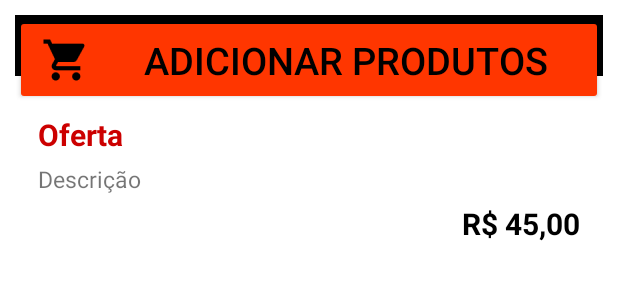
After one commit to victorsampaio/AppVarejoSeguros, an Android app: the layout activity_lista_ofertas.xml on its own in the app's theme, with its tools: preview values and no code run, on a phone screen of 412 x 824 dp. The commit adds this screen. Shown: the top 300 px of the screen. Run offline under Robolectric (Android 15) with nearby library versions, the phone set to English and light mode, and no system bars; network calls fail.

Commit message:
Criação da tela de lista de produtos, com os seus respectivos itens

```diff
--- a/VarejoSeguros/app/src/main/AndroidManifest.xml
+++ b/VarejoSeguros/app/src/main/AndroidManifest.xml
@@ -14,7 +14,8 @@
         android:roundIcon="@mipmap/ic_launcher_round"
         android:supportsRtl="true"
         android:theme="@style/Theme.VarejoSeguros">
-        <activity android:name=".activities.FormularioActivity"></activity>
+        <activity android:name=".activities.ListaOfertasActivity"></activity>
+        <activity android:name=".activities.FormularioActivity" />
         <activity android:name=".activities.LoginActivity">
             <intent-filter>
                 <action android:name="android.intent.action.MAIN" />
--- /dev/null
+++ b/VarejoSeguros/app/src/main/java/br/com/varejoseguros/api/response/OfertasResponse.java
@@ -0,0 +1,4 @@
+package br.com.varejoseguros.api.response;
+
+public class OfertasResponse {
+}
--- /dev/null
+++ b/VarejoSeguros/app/src/main/res/layout/activity_lista_ofertas.xml
@@ -0,0 +1,55 @@
+<?xml version="1.0" encoding="utf-8"?>
+<androidx.constraintlayout.widget.ConstraintLayout xmlns:android="http://schemas.android.com/apk/res/android"
+    xmlns:app="http://schemas.android.com/apk/res-auto"
+    android:layout_width="match_parent"
+    android:layout_height="match_parent"
+    xmlns:tools="http://schemas.android.com/tools"
+    android:padding="10dp">
+
+    <androidx.appcompat.widget.AppCompatButton
+        android:id="@+id/buttonAdicionarProdutos"
+        android:layout_width="match_parent"
+        android:layout_height="60dp"
+        android:backgroundTint="@color/buttom_finalizar"
+        android:onClick="adicionarCompra"
+        android:textSize="25sp"
+        android:text="@string/adicionar_produtos"
+        android:textColor="@android:color/black"
+        android:padding="10dp"
+        android:drawableStart="@mipmap/ic_final_shop"
+        app:layout_constraintTop_toTopOf="parent"
+        app:layout_constraintStart_toStartOf="parent"
+        app:layout_constraintEnd_toEndOf="parent"
+        />
+
+    <TextView
+        android:id="@+id/textItensQtd"
+        android:layout_width="match_parent"
+        android:layout_height="wrap_content"
+        android:padding="8dp"
+        android:text="@string/qtd_0"
+        android:textColor="@android:color/white"
+        android:background="@android:color/black"
+        android:textSize="18sp"
+        android:textStyle="bold"
+        android:gravity="center"
+        android:layout_marginTop="10dp"
+        app:layout_constraintTop_toBottomOf="@id/buttonFinalizar"
+        app:layout_constraintStart_toStartOf="parent"
+        app:layout_constraintEnd_toEndOf="parent"
+        />
+
+    <androidx.recyclerview.widget.RecyclerView
+        android:id="@+id/recycleListaOfertas"
+        android:layout_width="match_parent"
+        android:layout_height="0dp"
+        android:layout_marginTop="10dp"
+        tools:listitem="@layout/lista_item_ofertas"
+        android:orientation="vertical"
+        app:layout_constraintTop_toBottomOf="@id/textItensQtd"
+        app:layout_constraintStart_toStartOf="parent"
+        app:layout_constraintEnd_toEndOf="parent"
+        app:layout_constraintBottom_toBottomOf="parent"
+        />
+
+</androidx.constraintlayout.widget.ConstraintLayout>
--- /dev/null
+++ b/VarejoSeguros/app/src/main/res/layout/lista_item_ofertas.xml
@@ -0,0 +1,50 @@
+<?xml version="1.0" encoding="utf-8"?>
+<androidx.constraintlayout.widget.ConstraintLayout
+    xmlns:android="http://schemas.android.com/apk/res/android"
+    android:layout_width="match_parent"
+    android:layout_height="match_parent"
+    android:padding="10dp"
+    xmlns:app="http://schemas.android.com/apk/res-auto">
+
+    <TextView
+        android:id="@+id/textNomeOferta"
+        android:layout_width="match_parent"
+        android:layout_height="wrap_content"
+        android:layout_margin="5dp"
+        android:text="@string/oferta"
+        android:textColor="@android:color/holo_red_dark"
+        android:textSize="20sp"
+        android:textStyle="bold"
+        app:layout_constraintTop_toTopOf="parent"
+        app:layout_constraintStart_toStartOf="parent"
+        app:layout_constraintEnd_toEndOf="parent"
+        />
+
+    <TextView
+        android:id="@+id/textDescricaoOferta"
+        android:layout_width="match_parent"
+        android:layout_height="wrap_content"
+        android:layout_margin="5dp"
+        android:text="@string/descricao"
+        android:textSize="15sp"
+        app:layout_constraintTop_toBottomOf="@id/textNomeOferta"
+        app:layout_constraintStart_toStartOf="parent"
+        app:layout_constraintEnd_toEndOf="parent"
+        />
+
+    <TextView
+        android:id="@+id/textPrecoOferta"
+        android:layout_width="wrap_content"
+        android:layout_height="wrap_content"
+        android:layout_margin="5dp"
+        android:layout_weight="1"
+        android:gravity="start"
+        android:text="R$ 45,00"
+        android:textColor="@android:color/black"
+        android:textSize="20sp"
+        android:textStyle="bold"
+        app:layout_constraintTop_toBottomOf="@id/textDescricaoOferta"
+        app:layout_constraintEnd_toEndOf="parent"
+        />
+
+</androidx.constraintlayout.widget.ConstraintLayout>
--- a/VarejoSeguros/app/src/main/res/values/colors.xml
+++ b/VarejoSeguros/app/src/main/res/values/colors.xml
@@ -7,4 +7,8 @@
     <color name="teal_700">#FF018786</color>
     <color name="black">#FF000000</color>
     <color name="white">#FFFFFFFF</color>
+
+
+    <color name="buttom_finalizar">#FF3600</color>
+    <color name="produtos_disponiveis">#708090</color>
 </resources>
--- /dev/null
+++ b/VarejoSeguros/app/src/main/res/values/ic_add_cart_background.xml
@@ -0,0 +1,4 @@
+<?xml version="1.0" encoding="utf-8"?>
+<resources>
+    <color name="ic_add_cart_background">#FFFFFF</color>
+</resources>
--- a/VarejoSeguros/app/src/main/res/values/strings.xml
+++ b/VarejoSeguros/app/src/main/res/values/strings.xml
@@ -65,6 +65,8 @@
     <string name="pagamento">PAGAMENTO</string>
     <string name="carrinho_de_compras">CARRINHO DE COMPRAS</string>
 
+    <string name="adicionar_produtos">Adicionar Produtos</string>
+
     <!-- Mensagens de erro -->
     <string name="msg_server_error">Ocorreu um erro inesperado no servidor. Tente novamente mais tarde.</string>
     <string name="msg_invalid_login">Nome de usuário ou senha incorretos. Entre novamente com os dados.</string>
```
Also changed, not shown: VarejoSeguros/app/src/main/java/br/com/varejoseguros/activities/ListaOfertasActivity.java (added, +29 -0 lines), VarejoSeguros/app/src/main/res/drawable/button_finalizado.xml (added, +8 -0 lines), VarejoSeguros/app/src/main/res/drawable/ic_add_cart_foreground.xml (added, +23 -0 lines), VarejoSeguros/app/src/main/ic_add_cart-playstore.png (added), VarejoSeguros/app/src/main/res/mipmap-hdpi/ic_final_shop.png (added), VarejoSeguros/app/src/main/res/mipmap-mdpi/ic_final_shop.png (added), VarejoSeguros/app/src/main/res/mipmap-xhdpi/ic_final_shop.png (added), VarejoSeguros/app/src/main/res/mipmap-xxhdpi/ic_final_shop.png (added), VarejoSeguros/app/src/main/res/mipmap-xxxhdpi/ic_final_shop.png (added).
